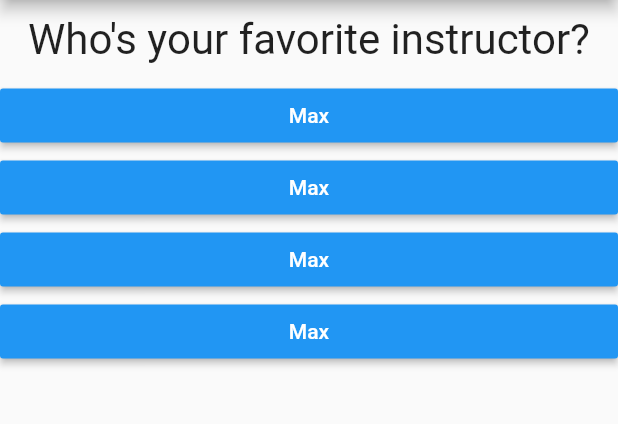
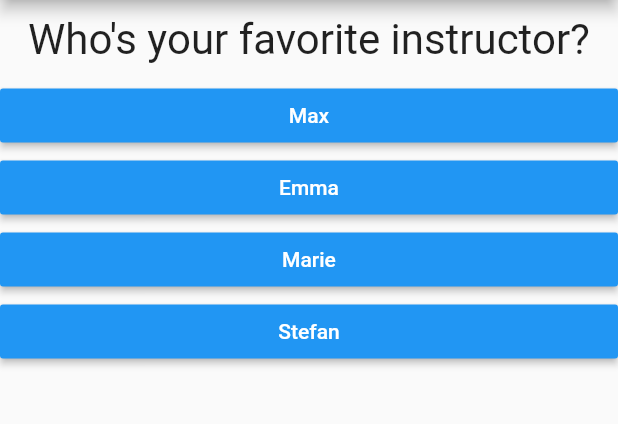
Before and after one commit to gagandeepkaur15/Flutter, a Flutter app: the screen it shows after launch, after a tap on "Black", after a tap on "Snake", on a phone screen of 412 x 824 dp, the part 84-508 px from its top. Run offline on Flutter 3.47's test engine with Material 2 defaults, Android fonts, the phone set to English and light mode, and no system bars.

```diff
--- a/lib/main.dart
+++ b/lib/main.dart
@@ -17,21 +17,46 @@ class _MyAppState extends State<MyApp> {
   final questions = const [
     {
       'questionText': 'What\'s your favorite color?',
-      'answers': ['Black', 'Red', 'Green', 'White'],
+      'answers': [
+        {'text': 'Black', 'score': 10},
+        {'text': 'Red', 'score': 5},
+        {'text': 'Green', 'score': 3},
+        {'text': 'White', 'score': 1},
+      ],
     },
     {
       'questionText': 'What\'s your favorite animal?',
-      'answers': ['Rabbit', 'Snake', 'Elephant', 'Lion'],
+      'answers': [
+        {'text': 'Rabbit', 'score': 3},
+        {'text': 'Snake', 'score': 11},
+        {'text': 'Elephant', 'score': 5},
+        {'text': 'Lion', 'score': 9},
+      ],
     },
     {
       'questionText': 'Who\'s your favorite instructor?',
-      'answers': ['Max', 'Max', 'Max', 'Max'],
+      'answers': [
+        {'text': 'Max', 'score': 1},
+        {'text': 'Emma', 'score': 1},
+        {'text': 'Marie', 'score': 1},
+        {'text': 'Stefan', 'score': 1},
+      ],
     },
   ];
 
   var questionIndex = 0;
+  var _totalScore = 0;
 
-  void answerQuestion() {
+  void resetQuiz() {
+    setState(() {
+      questionIndex = 0;
+      _totalScore = 0;
+    });
+  }
+
+  void answerQuestion(int score) {
+    _totalScore += score;
+
     setState(() {
       questionIndex = questionIndex + 1;
     });
@@ -56,7 +81,7 @@ class _MyAppState extends State<MyApp> {
                 questionIndex: questionIndex,
                 questions: questions,
               )
-            : Result(),
+            : Result(_totalScore, resetQuiz),
       ),
     );
   }
--- a/lib/quiz.dart
+++ b/lib/quiz.dart
@@ -6,7 +6,7 @@ import 'answer.dart';
 class Quiz extends StatelessWidget {
   final List<Map<String, Object>> questions;
   final int questionIndex;
-  final VoidCallback answerQuestion;
+  final Function answerQuestion;
 
   Quiz({
     required this.questions,
@@ -21,8 +21,10 @@ class Quiz extends StatelessWidget {
         Question(
           questions[questionIndex]['questionText'] as String,
         ),
-        ...(questions[questionIndex]['answers'] as List<String>).map((answer) {
-          return Answer(answerQuestion, answer);
+        ...(questions[questionIndex]['answers'] as List<Map<String, Object>>)
+            .map((answer) {
+          return Answer(
+              () => answerQuestion(answer['score']), answer['text'] as String);
         }).toList()
       ],
     );
```
Also changed, not shown: lib/result.dart (+38 -2 lines).
